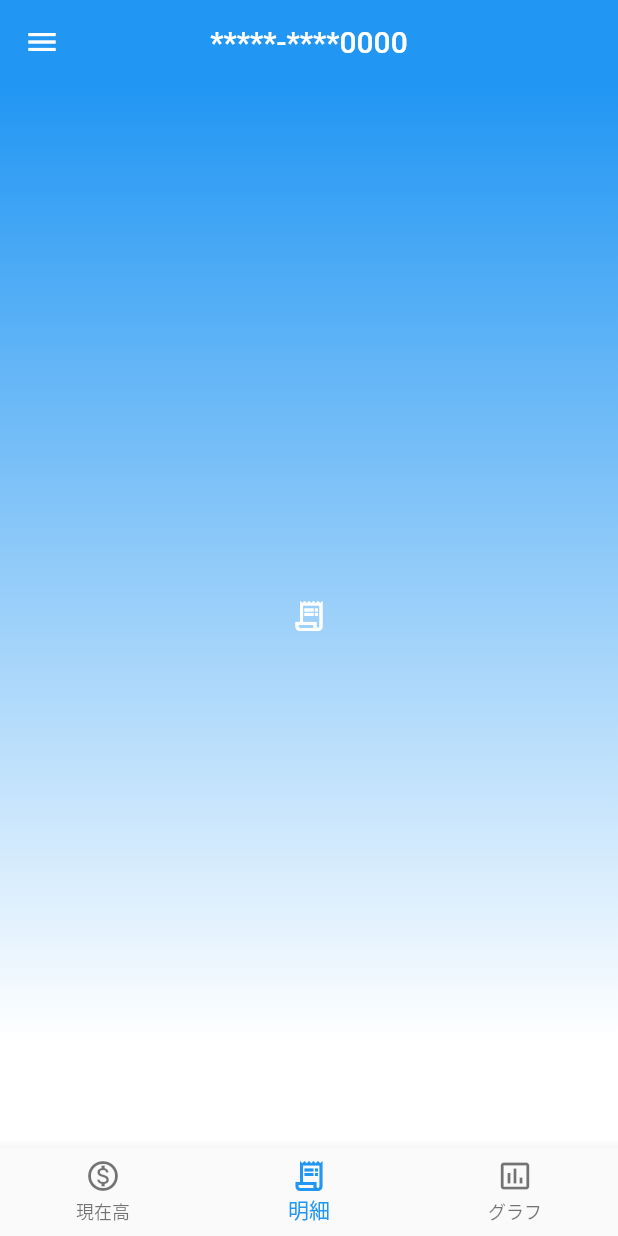
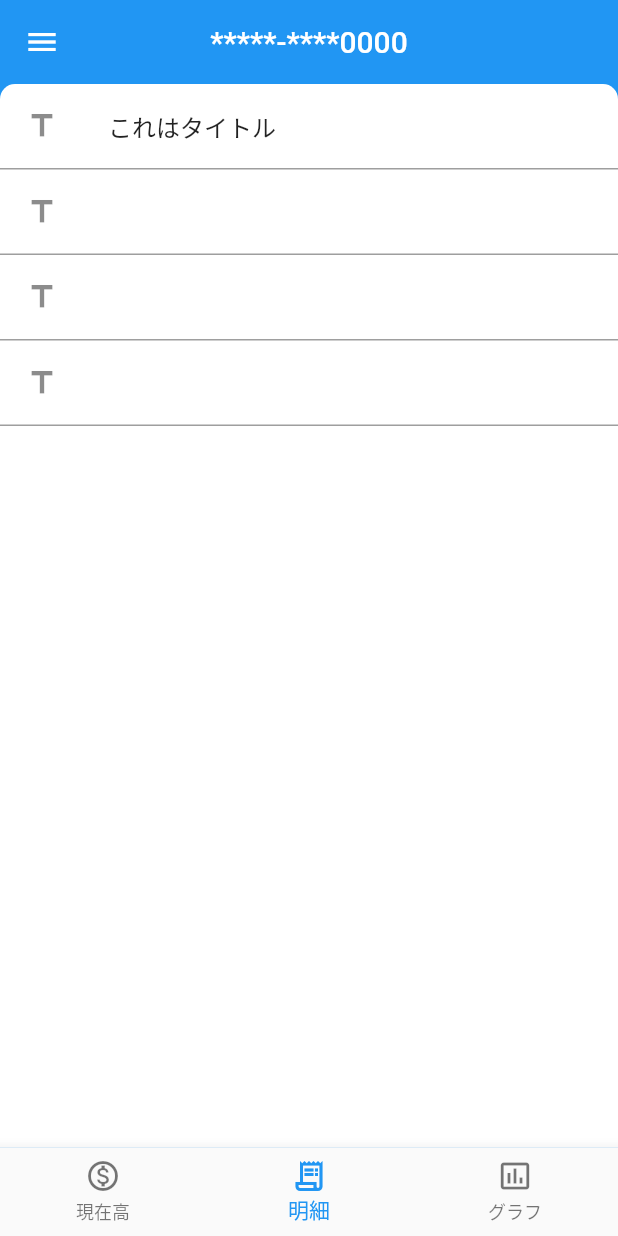
Before and after one commit to szk18/bank_app, a Flutter app: the screen it shows after launch, item 2 of the bottom bar chosen, on a phone screen of 412 x 824 dp. Run offline on Flutter 3.47's test engine with Material 2 defaults, Android fonts, the phone set to English and light mode, and no system bars; our stand-ins replace charts_flutter, webview_flutter.

Commit message:
add: 雑にListViewを追加した

```diff
--- a/lib/ui/pages/detail_page.dart
+++ b/lib/ui/pages/detail_page.dart
@@ -5,12 +5,36 @@ class DetailPage extends StatelessWidget {
   @override
   Widget build(BuildContext context) {
     return Container(
-      decoration: blueGradationBoxDecoration,
-      child: const Center(
-        child: Icon(
-          Icons.receipt_long_outlined,
-        ),
-      ),
+      color: Theme.of(context).primaryColor,
+      constraints: const BoxConstraints.expand(),
+      child: Card(
+          shape: const RoundedRectangleBorder(
+            borderRadius: BorderRadius.vertical(top: Radius.circular(10)),
+          ),
+          color: Colors.white,
+          margin: EdgeInsets.zero,
+          elevation: 0,
+          child: ListView(
+            children: [
+              _item('これはタイトル', Icons.title),
+              _item('', Icons.title),
+              _item('', Icons.title),
+              _item('', Icons.title),
+            ],
+          )),
     );
   }
 }
+
+Widget _item(String title, IconData icon) {
+  return Container(
+    decoration: const BoxDecoration(
+        border: Border(bottom: BorderSide(width: 1, color: Colors.grey))),
+    child: ListTile(
+      leading: Icon(icon),
+      title: Text(
+        title,
+      ),
+    ),
+  );
+}
--- a/lib/ui/pages/graph_page.dart
+++ b/lib/ui/pages/graph_page.dart
@@ -9,7 +9,7 @@ class GraphPage extends StatelessWidget {
       color: Theme.of(context).primaryColor,
       constraints: const BoxConstraints.expand(),
       child: Card(
-        shape: RoundedRectangleBorder(
+        shape: const RoundedRectangleBorder(
           borderRadius: BorderRadius.vertical(top: Radius.circular(10)),
         ),
         color: Colors.white,
```
